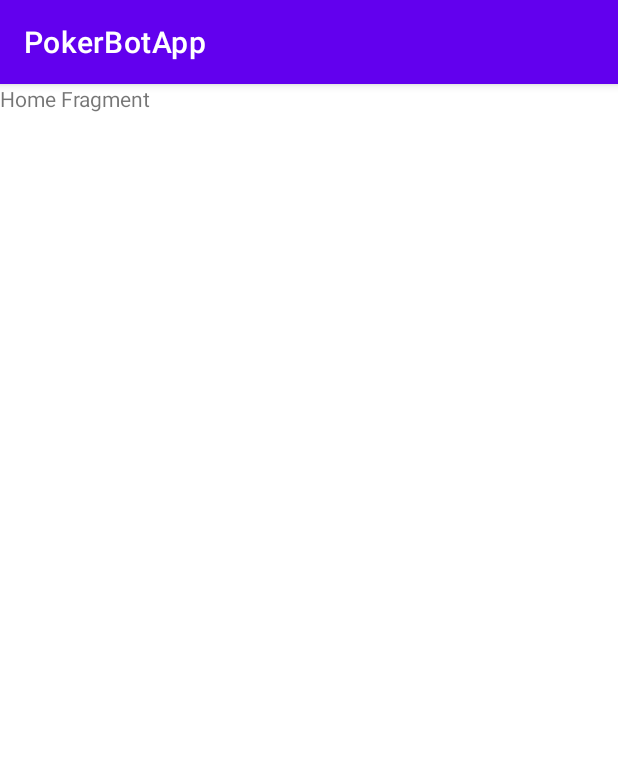
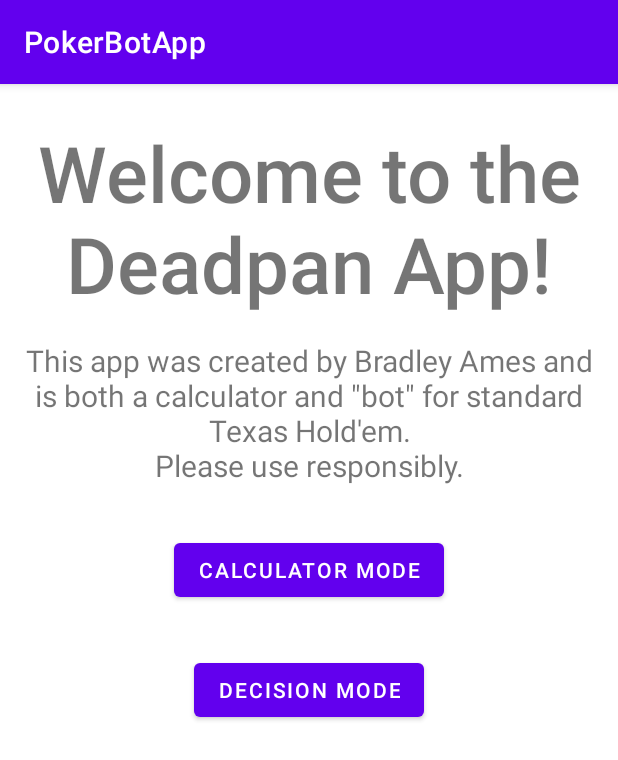
Before and after one commit to Drayble/PokerBotApp, an Android app: the screen it shows after launch (MainActivity), on a phone screen of 412 x 824 dp. Shown: the top 760 px of the screen. Run offline under Robolectric (Android 15) with nearby library versions, the phone set to English and light mode, and no system bars.

Commit message:
started nav work and more UI on homeFrag

```diff
--- a/app/src/main/java/com/example/pokerbotapp/HomeFragment.kt
+++ b/app/src/main/java/com/example/pokerbotapp/HomeFragment.kt
@@ -5,6 +5,7 @@ import androidx.fragment.app.Fragment
 import android.view.LayoutInflater
 import android.view.View
 import android.view.ViewGroup
+import androidx.navigation.findNavController
 import com.example.pokerbotapp.databinding.FragmentHomeBinding
 
 class HomeFragment : Fragment() {
@@ -17,6 +18,16 @@ class HomeFragment : Fragment() {
         _binding = FragmentHomeBinding.inflate(inflater, container, false)
         val rootView = binding.root
 
+        binding.calculatorModeButton.setOnClickListener {
+            val action = HomeFragmentDirections.actionHomeFragmentToCalculatorHandEntryFragment()
+            rootView.findNavController().navigate(action)
+        }
+
+        binding.decisionModeButton.setOnClickListener {
+            val action = HomeFragmentDirections.actionHomeFragmentToBotHandEntryFragment()
+            rootView.findNavController().navigate(action)
+        }
+
         return rootView
     }
 
--- a/app/src/main/res/layout/fragment_home.xml
+++ b/app/src/main/res/layout/fragment_home.xml
@@ -6,9 +6,71 @@
     android:layout_height="match_parent"
     tools:context=".HomeFragment">
 
+
     <TextView
-        android:layout_width="match_parent"
-        android:layout_height="match_parent"
-        android:text="Home Fragment" />
+        android:layout_marginTop="24dp"
+        android:layout_marginLeft="16dp"
+        android:layout_marginRight="16dp"
+        android:id="@+id/title_header_textView"
+        android:layout_width="0dp"
+        android:layout_height="wrap_content"
+        android:text="Welcome to the Deadpan App!"
+        android:textAlignment="center"
+        android:textSize="52sp"
+        app:layout_constraintEnd_toEndOf="parent"
+        app:layout_constraintStart_toStartOf="parent"
+        app:layout_constraintTop_toTopOf="parent"
+        android:textStyle="bold"
+        android:fontFamily="sans-serif-light"/>
+
+    <TextView
+        android:id="@+id/title_description_textView"
+        android:layout_width="0dp"
+        android:layout_height="wrap_content"
+        android:layout_marginLeft="16dp"
+        android:layout_marginTop="16dp"
+        android:layout_marginRight="16dp"
+        android:text="This app was created by Bradley Ames and is both a calculator and &quot;bot&quot; for standard Texas Hold'em.\nPlease use responsibly."
+        android:textAlignment="center"
+        android:textSize="20sp"
+        app:layout_constraintEnd_toEndOf="parent"
+        app:layout_constraintStart_toStartOf="parent"
+        app:layout_constraintTop_toBottomOf="@+id/title_header_textView" />
+
+    <Button
+        android:id="@+id/calculator_mode_button"
+        android:layout_width="wrap_content"
+        android:layout_height="wrap_content"
+        android:text="Calculator Mode"
+        android:layout_marginTop="32dp"
+        app:layout_constraintEnd_toEndOf="parent"
+        app:layout_constraintStart_toStartOf="parent"
+        app:layout_constraintTop_toBottomOf="@+id/title_description_textView" />
+
+<!--    <TextView-->
+<!--        android:id="@+id/textView2"-->
+<!--        android:layout_width="wrap_content"-->
+<!--        android:layout_height="wrap_content"-->
+<!--        android:text="TextView"-->
+<!--        tools:layout_editor_absoluteX="277dp"-->
+<!--        tools:layout_editor_absoluteY="356dp" />-->
+
+    <Button
+        android:id="@+id/decision_mode_button"
+        android:layout_width="wrap_content"
+        android:layout_height="wrap_content"
+        android:layout_marginTop="32dp"
+        android:text="Decision Mode"
+        app:layout_constraintEnd_toEndOf="parent"
+        app:layout_constraintStart_toStartOf="parent"
+        app:layout_constraintTop_toBottomOf="@+id/calculator_mode_button" />
+
+<!--    <TextView-->
+<!--        android:id="@+id/textView3"-->
+<!--        android:layout_width="wrap_content"-->
+<!--        android:layout_height="wrap_content"-->
+<!--        android:text="TextView"-->
+<!--        tools:layout_editor_absoluteX="263dp"-->
+<!--        tools:layout_editor_absoluteY="504dp" />-->
 
 </androidx.constraintlayout.widget.ConstraintLayout>
--- a/app/src/main/res/navigation/nav_graph.xml
+++ b/app/src/main/res/navigation/nav_graph.xml
@@ -11,7 +11,7 @@
         android:label="fragment_home"
         tools:layout="@layout/fragment_home" >
         <action
-            android:id="@+id/action_homeFragment_to_calculatorHandEntryFragment2"
+            android:id="@+id/action_homeFragment_to_calculatorHandEntryFragment"
             app:destination="@id/calculatorHandEntryFragment" />
         <action
             android:id="@+id/action_homeFragment_to_botHandEntryFragment"
--- a/app/src/main/res/values/strings.xml
+++ b/app/src/main/res/values/strings.xml
@@ -1,5 +1,3 @@
 <resources>
     <string name="app_name">PokerBotApp</string>
-    <!-- TODO: Remove or change this placeholder text -->
-    <string name="hello_blank_fragment">Hello blank fragment</string>
 </resources>
```
